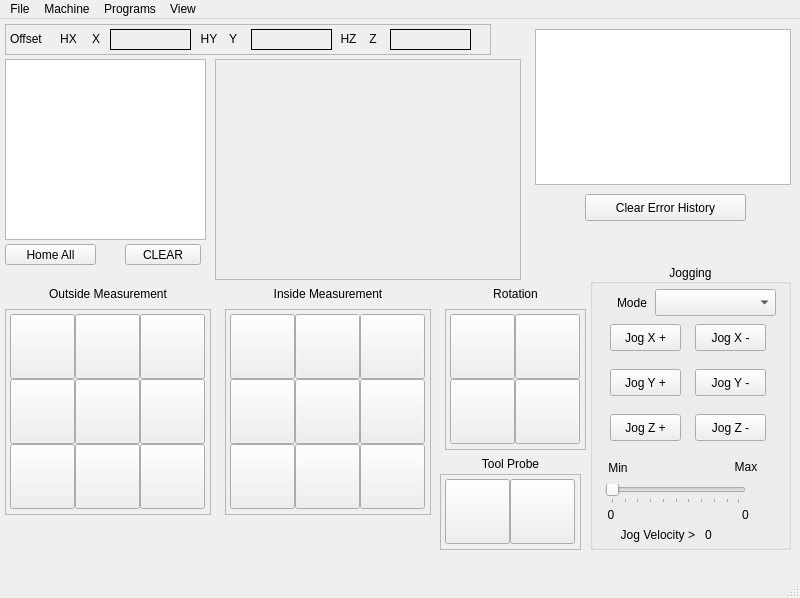
Before: the Qt Designer form examples/touch_probe/touch-probe.ui in jethornton/flexgui, drawn with Qt 5.
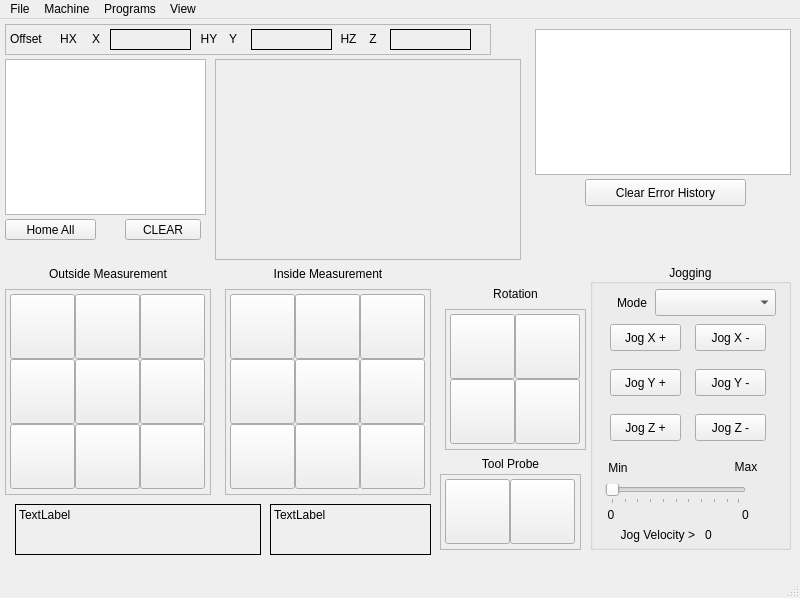
After: the same form once the commit is applied.

Commit message: 09/11/2024 Update probe examples using mdi command

Patch:
```diff
--- a/examples/touch_probe/touch-probe.ui
+++ b/examples/touch_probe/touch-probe.ui
@@ -20,7 +20,7 @@
       <x>5</x>
       <y>40</y>
       <width>201</width>
-      <height>181</height>
+      <height>156</height>
      </rect>
     </property>
    </widget>
@@ -30,7 +30,7 @@
       <x>215</x>
       <y>40</y>
       <width>306</width>
-      <height>221</height>
+      <height>201</height>
      </rect>
     </property>
     <property name="frameShape">
@@ -44,7 +44,7 @@
     <property name="geometry">
      <rect>
       <x>30</x>
-      <y>265</y>
+      <y>245</y>
       <width>156</width>
       <height>19</height>
      </rect>
@@ -114,7 +114,7 @@
     <property name="geometry">
      <rect>
       <x>255</x>
-      <y>265</y>
+      <y>245</y>
       <width>146</width>
       <height>19</height>
      </rect>
@@ -130,7 +130,7 @@
     <property name="geometry">
      <rect>
       <x>225</x>
-      <y>290</y>
+      <y>270</y>
       <width>206</width>
       <height>206</height>
      </rect>
@@ -293,7 +293,7 @@
     <property name="geometry">
      <rect>
       <x>5</x>
-      <y>290</y>
+      <y>270</y>
       <width>206</width>
       <height>206</height>
      </rect>
@@ -550,7 +550,7 @@
     <property name="geometry">
      <rect>
       <x>5</x>
-      <y>225</y>
+      <y>200</y>
       <width>91</width>
       <height>21</height>
      </rect>
@@ -563,7 +563,7 @@
     <property name="geometry">
      <rect>
       <x>585</x>
-      <y>175</y>
+      <y>160</y>
       <width>161</width>
       <height>27</height>
      </rect>
@@ -578,7 +578,7 @@
       <x>535</x>
       <y>10</y>
       <width>256</width>
-      <height>156</height>
+      <height>146</height>
      </rect>
     </property>
    </widget>
@@ -1021,7 +1021,7 @@
     <property name="geometry">
      <rect>
       <x>125</x>
-      <y>225</y>
+      <y>200</y>
       <width>76</width>
       <height>21</height>
      </rect>
@@ -1030,6 +1030,53 @@
      <string>CLEAR</string>
     </property>
    </widget>
+   <widget class="QLabel" name="gcodes_lb">
+    <property name="geometry">
+     <rect>
+      <x>15</x>
+      <y>485</y>
+      <width>246</width>
+      <height>51</height>
+     </rect>
+    </property>
+    <property name="frameShape">
+     <enum>QFrame::Box</enum>
+    </property>
+    <property name="text">
+     <string>TextLabel</string>
+    </property>
+    <property name="textFormat">
+     <enum>Qt::MarkdownText</enum>
+    </property>
+    <property name="alignment">
+     <set>Qt::AlignLeading|Qt::AlignLeft|Qt::AlignTop</set>
+    </property>
+    <property name="wordWrap">
+     <bool>true</bool>
+    </property>
+   </widget>
+   <widget class="QLabel" name="mcodes_lb">
+    <property name="geometry">
+     <rect>
+      <x>270</x>
+      <y>485</y>
+      <width>161</width>
+      <height>51</height>
+     </rect>
+    </property>
+    <property name="frameShape">
+     <enum>QFrame::Box</enum>
+    </property>
+    <property name="text">
+     <string>TextLabel</string>
+    </property>
+    <property name="alignment">
+     <set>Qt::AlignLeading|Qt::AlignLeft|Qt::AlignTop</set>
+    </property>
+    <property name="wordWrap">
+     <bool>true</bool>
+    </property>
+   </widget>
   </widget>
   <widget class="QStatusBar" name="statusbar"/>
   <widget class="QMenuBar" name="menubar">
```
Left out of the diff: 66 changed lines with no effect on the pictures. The commit also changes 6 other files.
